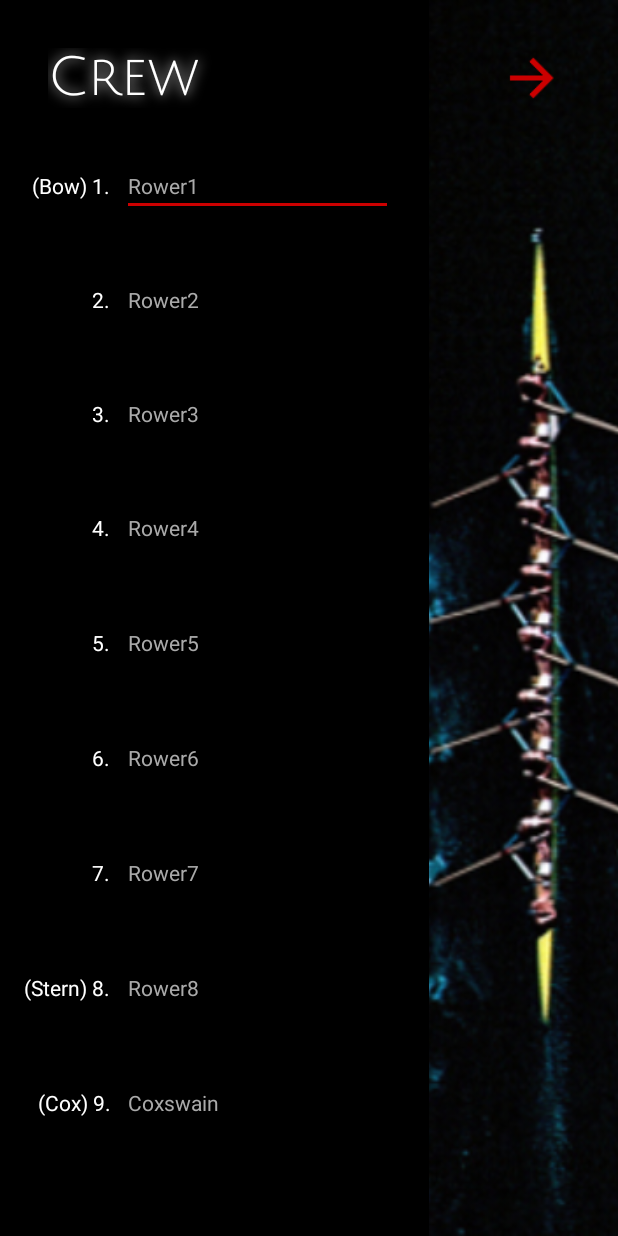
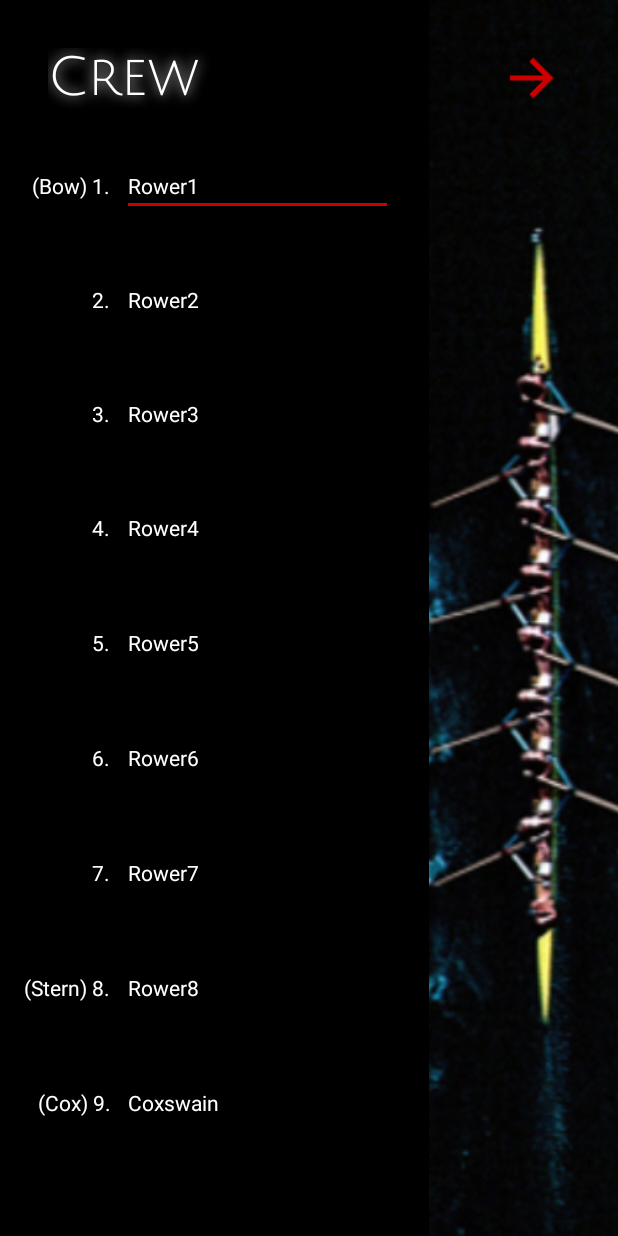
Before and after one commit to joss94/JRow, an Android app: the screen it shows after launch (PrepareTrainingActivity), after a tap on an icon or button, on a phone screen of 412 x 824 dp. Run offline under Robolectric (Android 15) with nearby library versions, the light colour scheme and no system bars.

Commit message:
Saving rowers in shared prefs

```diff
--- a/app/src/main/java/com/joss/jrow/Models/Session.java
+++ b/app/src/main/java/com/joss/jrow/Models/Session.java
@@ -1,14 +1,18 @@
 package com.joss.jrow.Models;
+
+import android.content.Context;
+import android.content.SharedPreferences;
+
+import com.joss.jrow.R;
 
 import java.util.ArrayList;
 import java.util.Date;
 import java.util.List;
 
-public class Session {
-
+public class Session{
     private static Session session = new Session();
 
-    private static List<String> rowers;
+    private static List<String> rowers = new ArrayList<>(9);
     private static Date date;
 
     public static Session getSession(){
@@ -16,7 +20,7 @@ public class Session {
     }
 
     private Session() {
-        rowers = new ArrayList<>();
+        rowers = new ArrayList<>(9);
     }
 
     public List<String> getRowers() {
@@ -34,4 +38,29 @@ public class Session {
     public void setDate(Date date) {
         Session.date = date;
     }
+
+    public static void initializeSession(Context context) {
+        SharedPreferences sharedPrefs = context.getSharedPreferences("JROW_SESSION", Context.MODE_PRIVATE);
+        for (int i=0; i<9; i++) {
+            if(i == 8){
+                session.getRowers().add(sharedPrefs.getString("COX", context.getString(R.string.cox)));
+            }
+            else{
+                session.getRowers().add(sharedPrefs.getString("ROWER_"+i, context.getString(R.string.rower) + String.valueOf(i+1)));
+            }
+        }
+
+    }
+
+    public static void save(Context context) {
+        SharedPreferences sharedPreferences = context.getSharedPreferences("JROW_SESSION", Context.MODE_PRIVATE);
+        for(int i=0; i<9; i++){
+            if(i==8){
+                sharedPreferences.edit().putString("COX", rowers.get(i)).apply();
+            }
+            else{
+                sharedPreferences.edit().putString("ROWER_"+i, rowers.get(i)).apply();
+            }
+        }
+    }
 }
--- a/app/src/main/java/com/joss/jrow/PrepareTraining/PrepareTrainingActivity.java
+++ b/app/src/main/java/com/joss/jrow/PrepareTraining/PrepareTrainingActivity.java
@@ -40,10 +40,9 @@ public class PrepareTrainingActivity extends AppCompatActivity{
         names.add((EditText)findViewById(R.id.name8));
         names.add((EditText)findViewById(R.id.name_timo));
 
-        if(Session.getSession().getRowers() != null && Session.getSession().getRowers().size()>8){
-            for(int i =0; i<9; i++){
-                names.get(i).setText(Session.getSession().getRowers().get(i));
-            }
+        Session.initializeSession(this);
+        for(int i =0; i<9; i++){
+            names.get(i).setText(Session.getSession().getRowers().get(i));
         }
 
         findViewById(R.id.next).setOnClickListener(new View.OnClickListener() {
@@ -58,8 +57,10 @@ public class PrepareTrainingActivity extends AppCompatActivity{
                         rowers.add(name.getHint().toString());
                     }
                 }
+
                 Session.getSession().setRowers(rowers);
                 Session.getSession().setDate(Calendar.getInstance().getTime());
+                Session.save(getApplicationContext());
 
                 Intent intent = new Intent(getApplicationContext(), TrainingActivity.class);
                 startActivity(intent);
--- a/app/src/main/res/values/strings.xml
+++ b/app/src/main/res/values/strings.xml
@@ -12,6 +12,7 @@
     <string name="time_default" translatable="false">0.00 s</string>
     <string name="cox">Coxswain</string>
     <string name="cox_9">(Cox) 9.</string>
+    <string name="rower">Rower</string>
     <string name="rower8">Rower8</string>
     <string name="stern_8">(Stern) 8.</string>
     <string name="rower7">Rower7</string>
```
Also changed, not shown: 2 other files.
